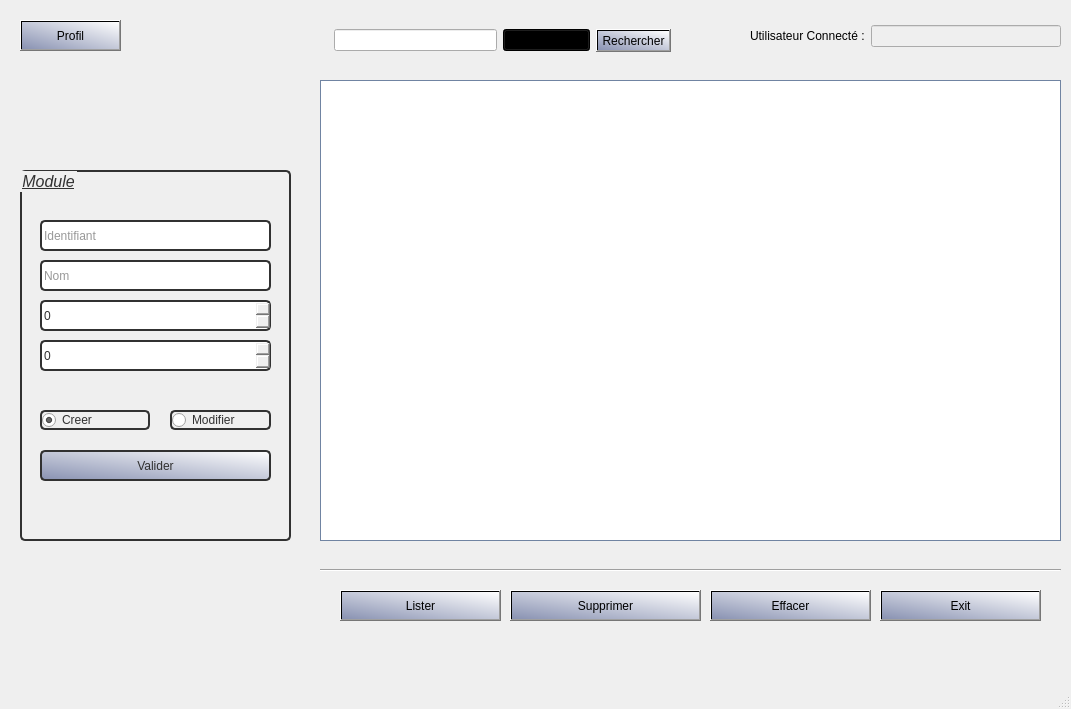
This is uimodule.ui in chafaatoumk/gestion-notes-Qt as Qt 5 draws it before an edit. The edited form follows.
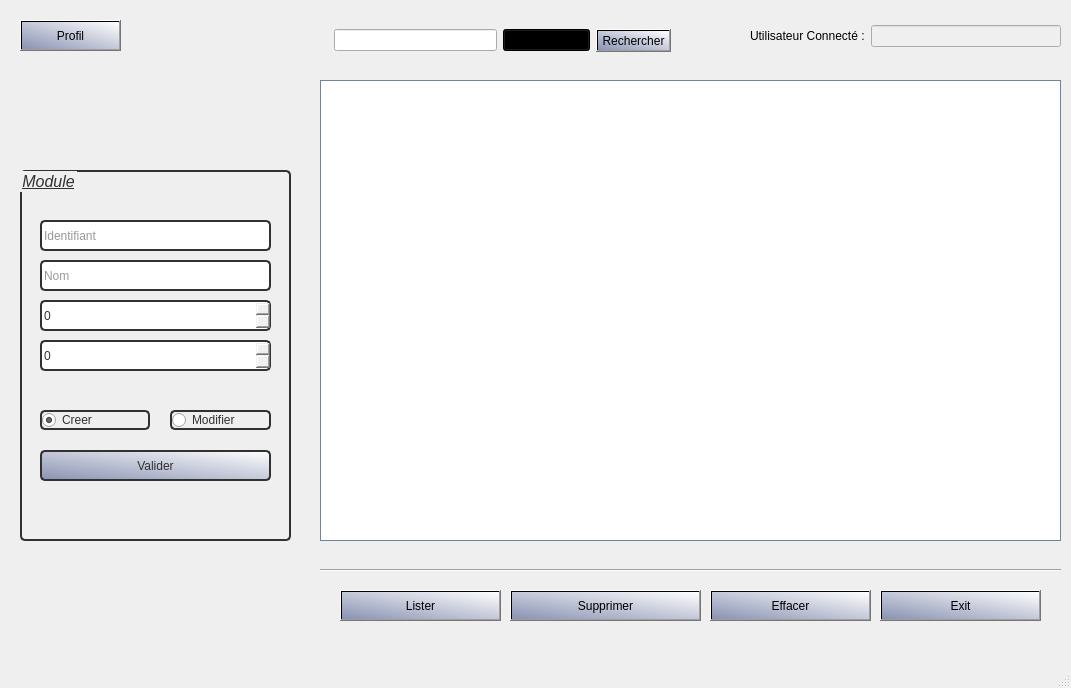
This is the edited form.

```diff
--- a/uimodule.ui
+++ b/uimodule.ui
@@ -7,7 +7,7 @@
     <x>0</x>
     <y>0</y>
     <width>1071</width>
-    <height>709</height>
+    <height>688</height>
    </rect>
   </property>
   <property name="windowTitle">
```
